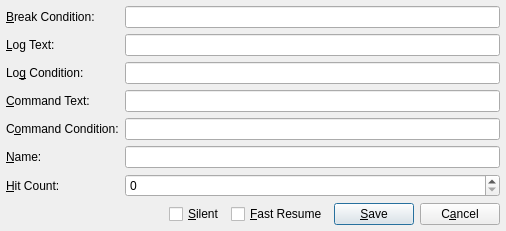
This is src/gui/Src/Gui/EditBreakpointDialog.ui in x64dbg/x64dbg as Qt 5 draws it before an edit. The edited form follows.
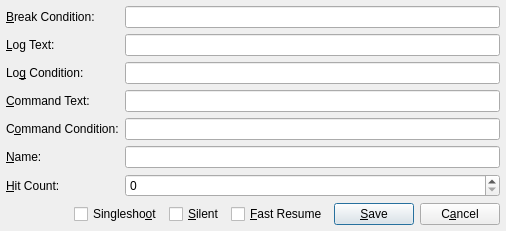
This is the edited form.

Commit message: GUI: singleshoot option in breakpoint editor

The edit to the form file:
```diff
--- a/src/gui/Src/Gui/EditBreakpointDialog.ui
+++ b/src/gui/Src/Gui/EditBreakpointDialog.ui
@@ -155,6 +155,13 @@
        </property>
       </spacer>
      </item>
+     <item>
+      <widget class="QCheckBox" name="checkBoxSingleshoot">
+       <property name="text">
+        <string>Singlesho&amp;ot</string>
+       </property>
+      </widget>
+     </item>
      <item>
       <widget class="QCheckBox" name="checkBoxSilent">
        <property name="text">
```
The commit also changes 2 other files.
